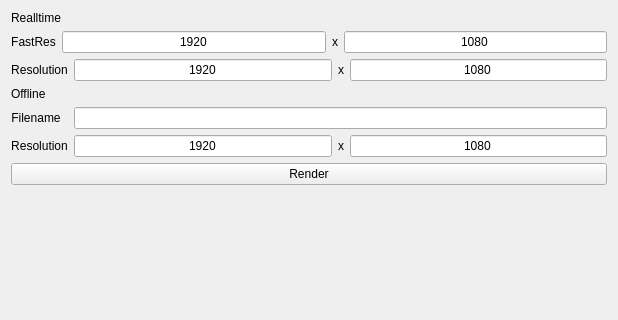
Before: the Qt Designer form src/gui/generalpanel.ui in zhehangd/qjulia2, drawn with Qt 5; both pictures show x 0 to 618 and y 0 to 320 of the 618 by 602 pixel window.
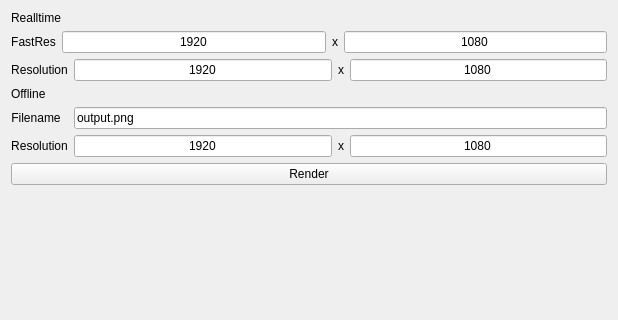
After: the same form once the commit is applied.

Patch:
```diff
--- a/src/gui/generalpanel.ui
+++ b/src/gui/generalpanel.ui
@@ -129,7 +129,11 @@
       </widget>
      </item>
      <item row="0" column="1">
-      <widget class="QLineEdit" name="lineEditOfflineFilename"/>
+      <widget class="QLineEdit" name="lineEditOfflineFilename">
+       <property name="text">
+        <string>output.png</string>
+       </property>
+      </widget>
      </item>
      <item row="1" column="0">
       <widget class="QLabel" name="label_3">
```
